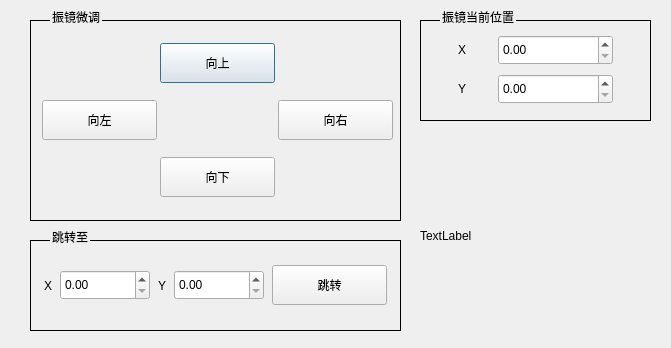
cyzzlp/UFO, file UFO/ui/MarkControl.ui: the form before one commit.
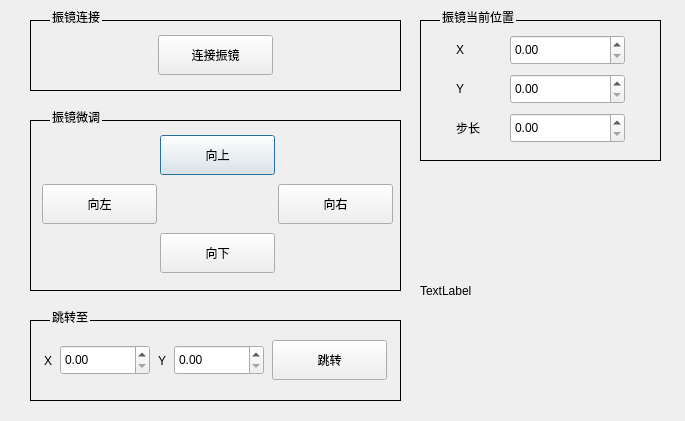
The form after the commit.

```diff
--- a/UFO/ui/MarkControl.ui
+++ b/UFO/ui/MarkControl.ui
@@ -6,8 +6,8 @@
    <rect>
     <x>0</x>
     <y>0</y>
-    <width>671</width>
-    <height>348</height>
+    <width>685</width>
+    <height>421</height>
    </rect>
   </property>
   <property name="windowTitle">
@@ -30,9 +30,9 @@
    <property name="geometry">
     <rect>
      <x>30</x>
-     <y>10</y>
+     <y>110</y>
      <width>371</width>
-     <height>211</height>
+     <height>181</height>
     </rect>
    </property>
    <property name="title">
@@ -109,9 +109,9 @@
    <property name="geometry">
     <rect>
      <x>30</x>
-     <y>230</y>
+     <y>310</y>
      <width>371</width>
-     <height>101</height>
+     <height>91</height>
     </rect>
    </property>
    <property name="title">
@@ -202,8 +202,8 @@
     <rect>
      <x>420</x>
      <y>10</y>
-     <width>231</width>
-     <height>111</height>
+     <width>241</width>
+     <height>151</height>
     </rect>
    </property>
    <property name="sizePolicy">
@@ -215,7 +215,7 @@
    <property name="title">
     <string>振镜当前位置</string>
    </property>
-   <layout class="QGridLayout" name="gridLayout_3">
+   <layout class="QGridLayout" name="gridLayout_2">
     <item row="0" column="0">
      <widget class="QLabel" name="label">
       <property name="sizePolicy">
@@ -230,7 +230,7 @@
      </widget>
     </item>
     <item row="0" column="1">
-     <widget class="QDoubleSpinBox" name="doubleSpinBox">
+     <widget class="QDoubleSpinBox" name="xPos">
       <property name="sizePolicy">
        <sizepolicy hsizetype="Fixed" vsizetype="Fixed">
         <horstretch>0</horstretch>
@@ -265,7 +265,42 @@
      </widget>
     </item>
     <item row="1" column="1">
-     <widget class="QDoubleSpinBox" name="doubleSpinBox_2">
+     <widget class="QDoubleSpinBox" name="yPos">
+      <property name="sizePolicy">
+       <sizepolicy hsizetype="Fixed" vsizetype="Fixed">
+        <horstretch>0</horstretch>
+        <verstretch>0</verstretch>
+       </sizepolicy>
+      </property>
+      <property name="minimumSize">
+       <size>
+        <width>115</width>
+        <height>30</height>
+       </size>
+      </property>
+      <property name="maximumSize">
+       <size>
+        <width>115</width>
+        <height>30</height>
+       </size>
+      </property>
+     </widget>
+    </item>
+    <item row="2" column="0">
+     <widget class="QLabel" name="label_5">
+      <property name="sizePolicy">
+       <sizepolicy hsizetype="Fixed" vsizetype="Fixed">
+        <horstretch>0</horstretch>
+        <verstretch>0</verstretch>
+       </sizepolicy>
+      </property>
+      <property name="text">
+       <string>步长</string>
+      </property>
+     </widget>
+    </item>
+    <item row="2" column="1">
+     <widget class="QDoubleSpinBox" name="markStep">
       <property name="sizePolicy">
        <sizepolicy hsizetype="Fixed" vsizetype="Fixed">
         <horstretch>0</horstretch>
@@ -292,15 +327,49 @@
    <property name="geometry">
     <rect>
      <x>420</x>
-     <y>140</y>
-     <width>231</width>
-     <height>191</height>
+     <y>180</y>
+     <width>241</width>
+     <height>221</height>
     </rect>
    </property>
    <property name="text">
     <string>TextLabel</string>
    </property>
   </widget>
+  <widget class="QGroupBox" name="groupBox_4">
+   <property name="geometry">
+    <rect>
+     <x>30</x>
+     <y>10</y>
+     <width>371</width>
+     <height>81</height>
+    </rect>
+   </property>
+   <property name="title">
+    <string>振镜连接</string>
+   </property>
+   <layout class="QGridLayout" name="gridLayout_3">
+    <item row="0" column="0">
+     <widget class="QPushButton" name="connectMark">
+      <property name="sizePolicy">
+       <sizepolicy hsizetype="Fixed" vsizetype="Fixed">
+        <horstretch>0</horstretch>
+        <verstretch>0</verstretch>
+       </sizepolicy>
+      </property>
+      <property name="minimumSize">
+       <size>
+        <width>115</width>
+        <height>40</height>
+       </size>
+      </property>
+      <property name="text">
+       <string>连接振镜</string>
+      </property>
+     </widget>
+    </item>
+   </layout>
+  </widget>
  </widget>
  <layoutdefault spacing="6" margin="11"/>
  <resources/>
```
Left out of the diff: 14 changed lines with no effect on the pictures.
